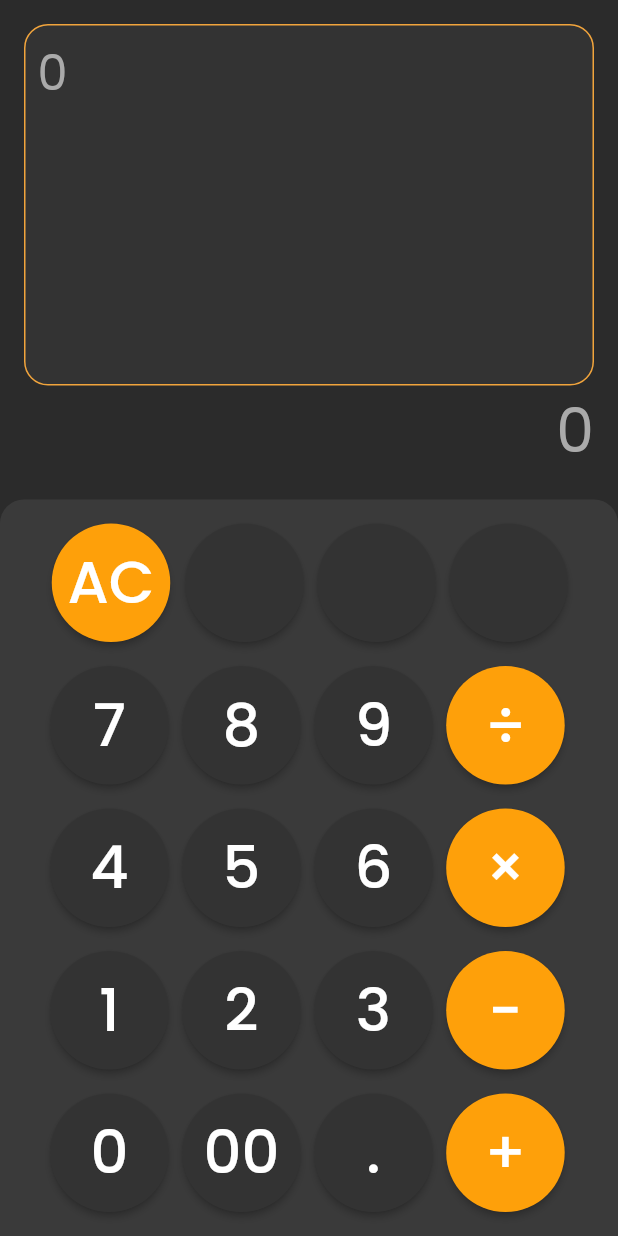
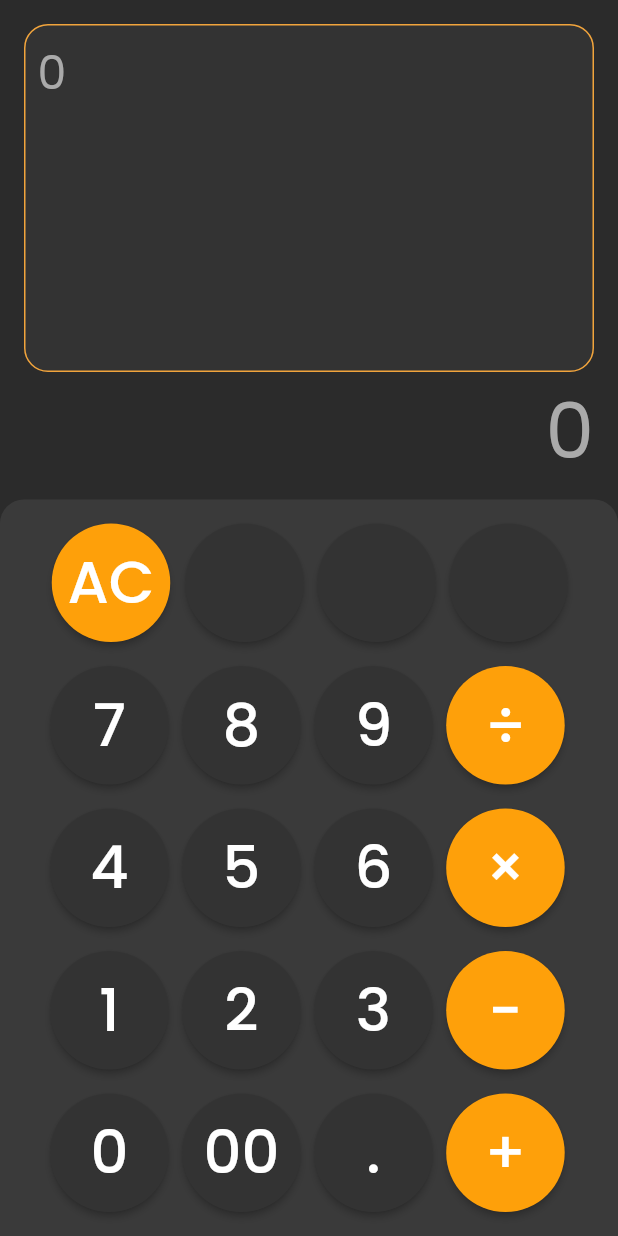
Before and after one commit to devolonter/cconverter, a Flutter app: the screen it shows after launch, on a phone screen of 412 x 824 dp. Run offline on Flutter 3.47's test engine with Material 2 defaults, Android fonts, the phone set to English and light mode, and no system bars; our stand-ins replace google_fonts; missing offline and left inert: eval_ex.

Commit message:
Small visual improvements

```diff
--- a/lib/widgets/calc_stack.dart
+++ b/lib/widgets/calc_stack.dart
@@ -1,5 +1,6 @@
 import 'dart:async';
 import 'dart:io';
+import 'dart:math';
 
 import 'package:cconverter/common/convert_pipe.dart';
 import 'package:flutter/material.dart';
@@ -116,7 +117,7 @@ class _CalcStackState extends State<CalcStack> {
           builder: (context, size) {
             return DefaultTextStyle(
               style: GoogleFonts.poppins(
-                  textStyle: TextStyle(fontSize: size.maxHeight / 7)),
+                  textStyle: TextStyle(fontSize: max(size.maxHeight / 7, 20))),
               child: Wrap(
                 spacing: 4,
                 children: interactiveExpression + [NumValue(value: value)],
--- a/lib/widgets/cconverter.dart
+++ b/lib/widgets/cconverter.dart
@@ -25,10 +25,12 @@ class MainPage extends StatelessWidget {
               children: [
                 Expanded(
                     child: Padding(
-                  padding: const EdgeInsets.all(16.0),
+                  padding: const EdgeInsets.all(16.0)
+                      .subtract(const EdgeInsets.only(bottom: 8)),
                   child: DefaultTextStyle(
                     style: GoogleFonts.poppins(),
-                    child: Column(
+                    child: LayoutBuilder(builder: (context, size) {
+                      return Column(
                         children: [
                           Expanded(
                               child: CalcStack(
@@ -41,13 +43,14 @@ class MainPage extends StatelessWidget {
                                 builder: (context, snapshot) {
                                   return NumValue(
                                     value: ConvertPipe().format(snapshot.data),
-                                  fontSize: 40,
+                                    fontSize: size.maxHeight / 6,
                                     color: const Color(0xFFF1A43C),
                                   );
                                 }),
                           )
                         ],
-                    ),
+                      );
+                    }),
                   ),
                 )),
                 Container(
```
Lines whose indentation alone changed are shown as unchanged.
